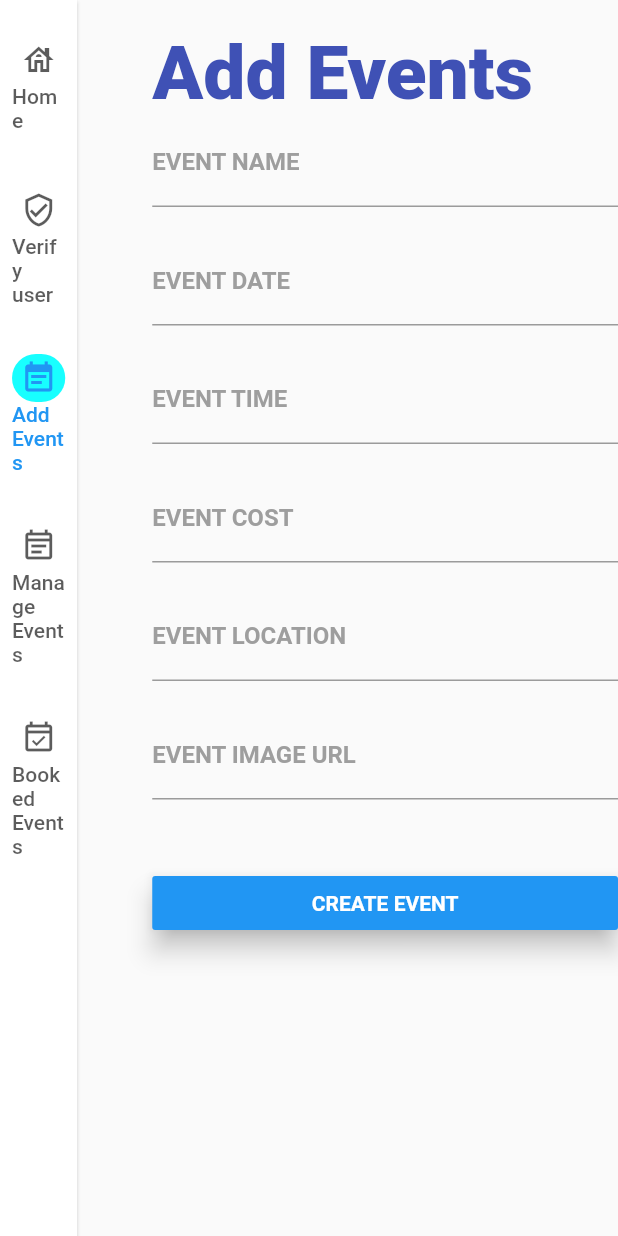
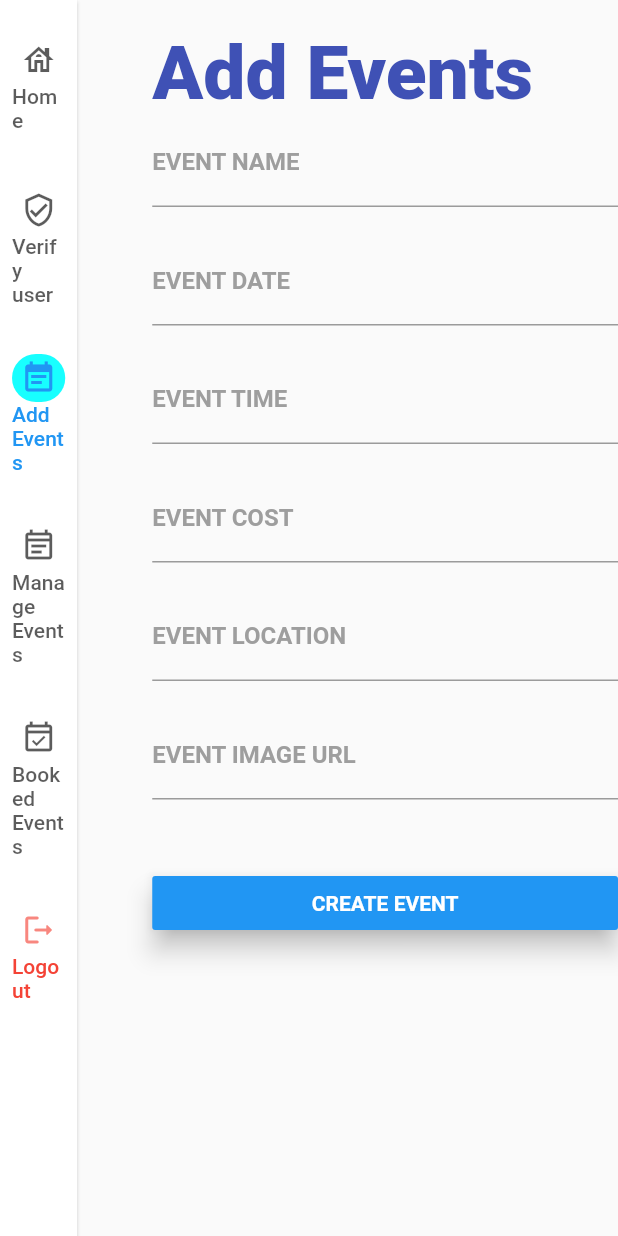
Before and after one commit to njogubless/webdashboard, a Flutter app: the screen it shows once a user with an empty profile is signed in, after a tap on "Verify user", after a tap on "Add Events", on a phone screen of 412 x 824 dp. Run offline on Flutter 3.47's test engine with Material 2 defaults, Android fonts, the phone set to English and light mode, and no system bars; our stand-ins replace cloud_firestore, email_validator, firebase_auth, firebase_core, flutter_spinkit; accounts and stored records are empty; Roboto replaces fonts that are missing (Montserrat).

Commit message:
Enable logout

```diff
--- a/lib/sections/home_page.dart
+++ b/lib/sections/home_page.dart
@@ -4,6 +4,7 @@ import 'package:hikers_dash/sections/add_events/add_events.dart';
 import 'package:hikers_dash/sections/manage_events/manage_events.dart';
 import 'package:hikers_dash/sections/verify_users/verify_users.dart';
 import 'package:hikers_dash/sections/welcome/welcome.dart';
+import 'package:hikers_dash/services/auth.dart';
 
 class MyHomePage extends StatefulWidget {
   const MyHomePage({super.key});
@@ -32,6 +33,7 @@ class _MyHomePageState extends State<MyHomePage> {
       case 4:
         return const BookedEvents();
       default:
+        AuthService().signOut();
         return const Center(
           child: Text('Home'),
         );
@@ -79,13 +81,25 @@ class _MyHomePageState extends State<MyHomePage> {
                   selectedIcon: Icon(Icons.event_available),
                   label: Text('Booked Events'),
                 ),
+                NavigationRailDestination(
+                  icon: Icon(
+                    Icons.logout_rounded,
+                    color: Colors.red,
+                  ),
+                  selectedIcon: Icon(
+                    Icons.logout_rounded,
+                    color: Colors.red,
+                  ),
+                  label: Text(
+                    'Logout',
+                    style: TextStyle(color: Colors.red),
+                  ),
+                ),
               ],
               selectedIndex: _selectedIndex,
             ),
           ),
-          Flexible(
-            flex: 7,
-            child: _showSection(_selectedIndex)),
+          Flexible(flex: 7, child: _showSection(_selectedIndex)),
         ],
       ),
     );
```
